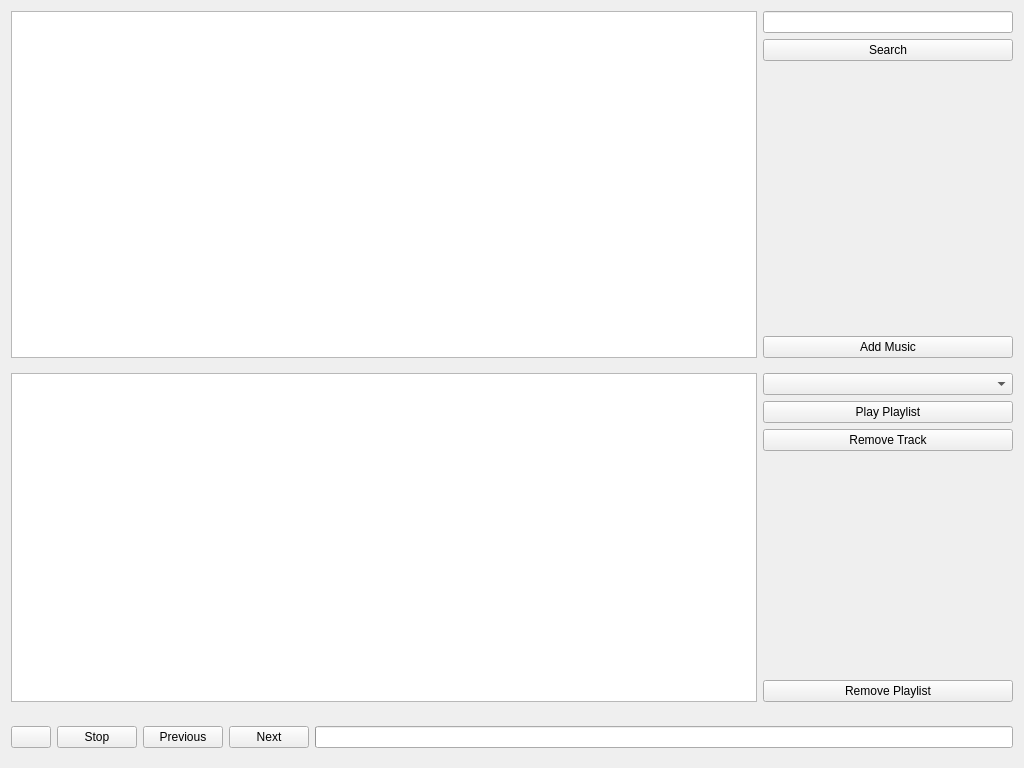
First picture: the form in src/SpotifyWidget/spotifyui.ui, repository marssola/DesafioStone, before the edit.
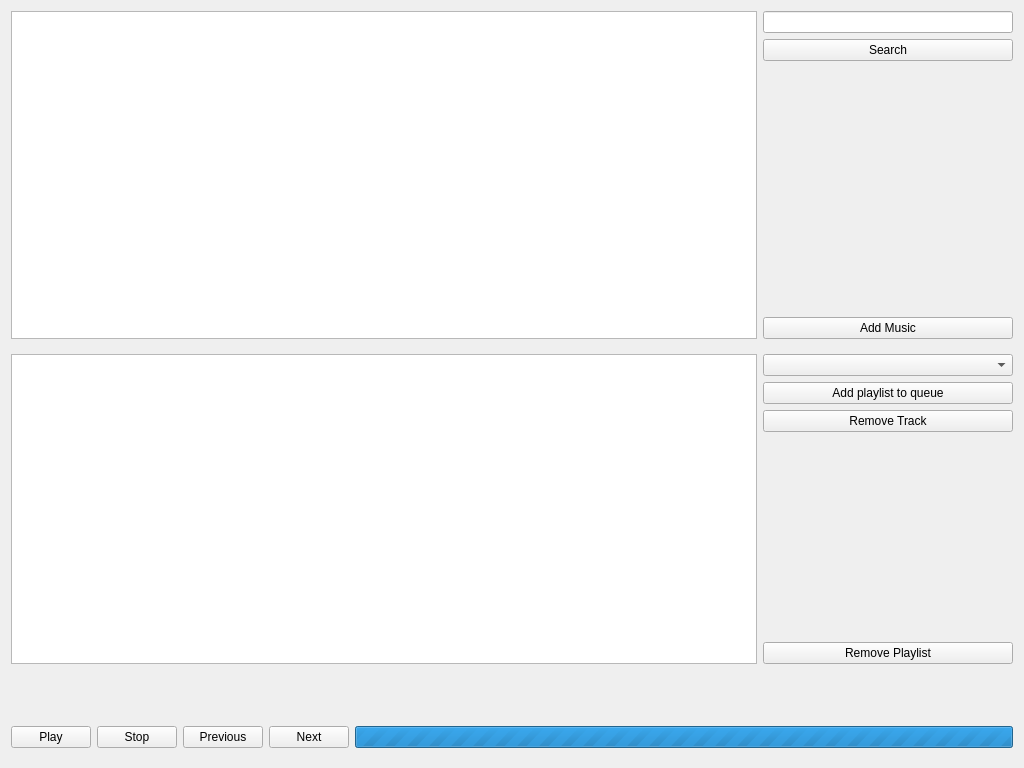
Second picture: the form after the edit.

Commit message: Execução da Playlist

Patch:
```diff
--- a/src/SpotifyWidget/spotifyui.ui
+++ b/src/SpotifyWidget/spotifyui.ui
@@ -126,7 +126,11 @@
           <number>0</number>
          </property>
          <item>
-          <widget class="QListWidget" name="listPlaylist"/>
+          <widget class="QListWidget" name="listPlaylist">
+           <property name="viewMode">
+            <enum>QListView::ListMode</enum>
+           </property>
+          </widget>
          </item>
          <item>
           <widget class="QWidget" name="playlistFunctions" native="true">
@@ -155,7 +159,7 @@
             <item>
              <widget class="QPushButton" name="buttonPlayPlaylist">
               <property name="text">
-               <string>Play Playlist</string>
+               <string>Add playlist to queue</string>
               </property>
              </widget>
             </item>
@@ -201,6 +205,25 @@
      </layout>
     </widget>
    </item>
+   <item>
+    <widget class="QWidget" name="widgetInfoMediaPlayer" native="true">
+     <layout class="QHBoxLayout" name="horizontalLayout_3">
+      <property name="leftMargin">
+       <number>0</number>
+      </property>
+      <property name="rightMargin">
+       <number>0</number>
+      </property>
+      <item>
+       <widget class="QLabel" name="labelMediaPlayer">
+        <property name="text">
+         <string/>
+        </property>
+       </widget>
+      </item>
+     </layout>
+    </widget>
+   </item>
    <item>
     <widget class="QWidget" name="widgetMediaPlayer" native="true">
      <layout class="QHBoxLayout" name="horizontalLayout_2">
@@ -213,7 +236,7 @@
       <item>
        <widget class="QPushButton" name="buttonPlayPause">
         <property name="text">
-         <string/>
+         <string>Play</string>
         </property>
        </widget>
       </item>
@@ -240,6 +263,9 @@
       </item>
       <item>
        <widget class="QProgressBar" name="progessMusic">
+        <property name="maximum">
+         <number>0</number>
+        </property>
         <property name="value">
          <number>0</number>
         </property>
```
The commit also changes 8 other files.
